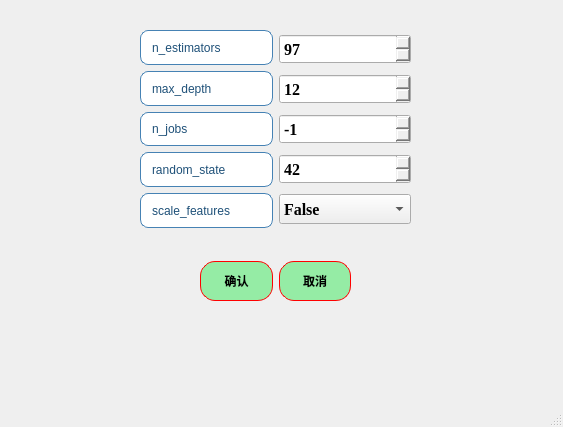
Old version of the form ui/algorithms5_ET_para.ui in the repository azhongege24/predict_first.
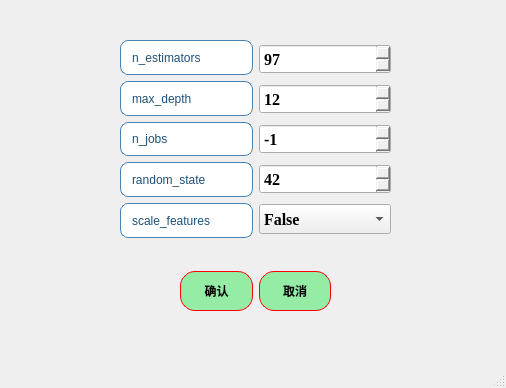
New version of the form.

Patch:
```diff
--- a/ui/algorithms5_ET_para.ui
+++ b/ui/algorithms5_ET_para.ui
@@ -6,8 +6,8 @@
    <rect>
     <x>0</x>
     <y>0</y>
-    <width>563</width>
-    <height>427</height>
+    <width>506</width>
+    <height>388</height>
    </rect>
   </property>
   <property name="windowTitle">
@@ -17,8 +17,8 @@
    <widget class="QWidget" name="layoutWidget">
     <property name="geometry">
      <rect>
-      <x>140</x>
-      <y>30</y>
+      <x>120</x>
+      <y>40</y>
       <width>271</width>
       <height>198</height>
      </rect>
@@ -327,8 +327,8 @@
    <widget class="QWidget" name="layoutWidget">
     <property name="geometry">
      <rect>
-      <x>200</x>
-      <y>260</y>
+      <x>180</x>
+      <y>270</y>
       <width>151</width>
       <height>42</height>
      </rect>
```
Left out of the diff: 17 changed lines with no effect on the pictures.
